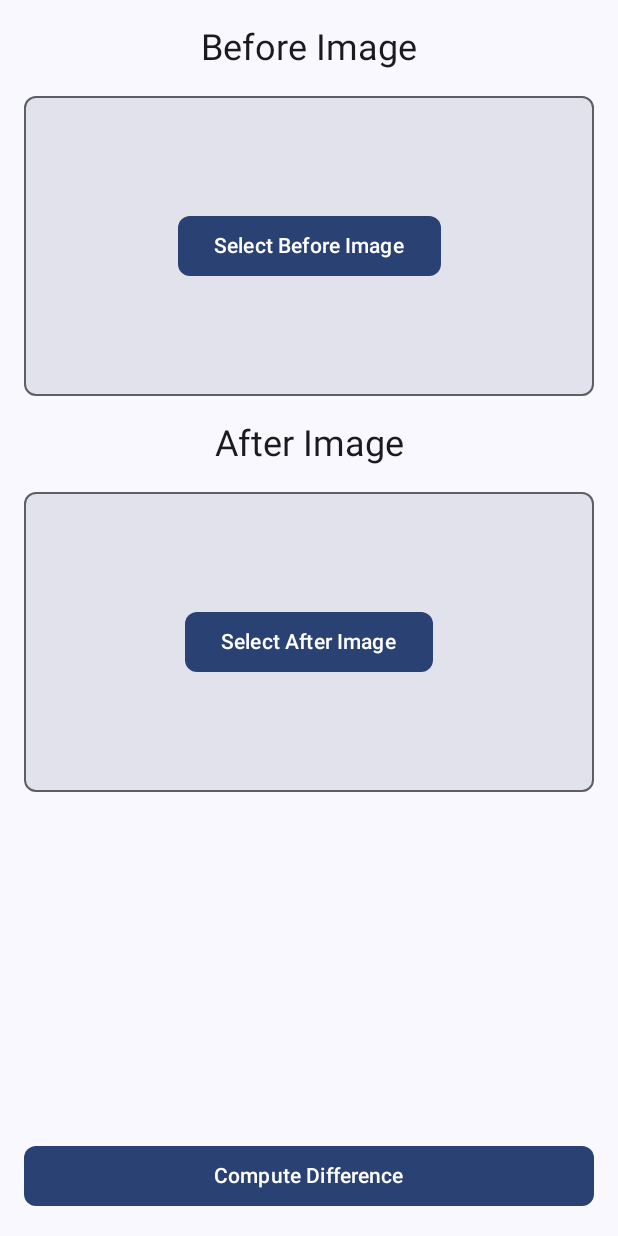
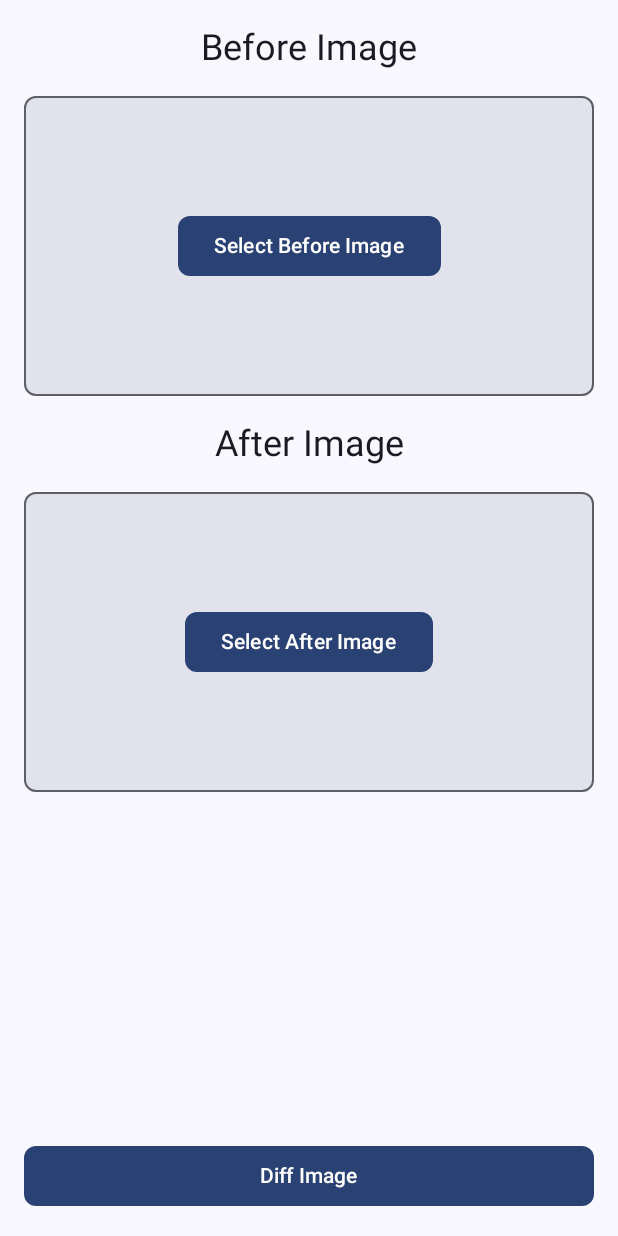
Before and after one commit to jossephus/android-odiff, an Android app built with Jetpack Compose: the screen it shows after launch (MainActivity), on a phone screen of 412 x 824 dp. Run offline under Robolectric (Android 15) with nearby library versions, the phone set to English and light mode, and no system bars.

```diff
--- a/app/src/main/java/com/jossephus/sample_android_odiff/DiffScreen.kt
+++ b/app/src/main/java/com/jossephus/sample_android_odiff/DiffScreen.kt
@@ -27,6 +27,10 @@ fun DiffScreen(diffImagePath: String?) {
             verticalArrangement = Arrangement.Top,
             horizontalAlignment = Alignment.CenterHorizontally
         ) {
+            Text(
+                "Image Diff",
+                style = MaterialTheme.typography.headlineLarge
+            )
             Spacer(modifier = Modifier.height(16.dp))
 
             Spacer(modifier = Modifier.height(24.dp))
--- a/app/src/main/java/com/jossephus/sample_android_odiff/MainActivity.kt
+++ b/app/src/main/java/com/jossephus/sample_android_odiff/MainActivity.kt
@@ -255,7 +255,7 @@ fun MainScreen(
             modifier = Modifier.fillMaxWidth(),
             shape = RoundedCornerShape(8.dp)
         ) {
-            Text("Compute Difference")
+            Text("Diff Image")
         }
     }
 }
```
Also changed, not shown: 4 other files.
